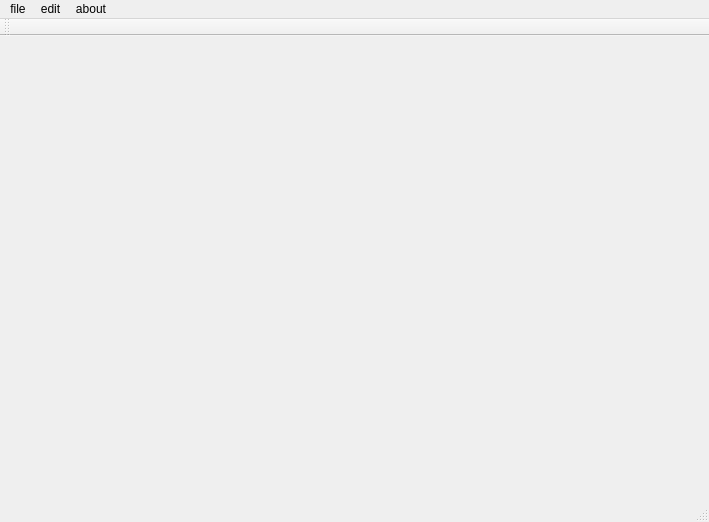
This is imgprocess/shell/ui/mainwindow.ui in wuyougongzi/imgProcess as Qt 5 draws it before an edit. The edited form follows.
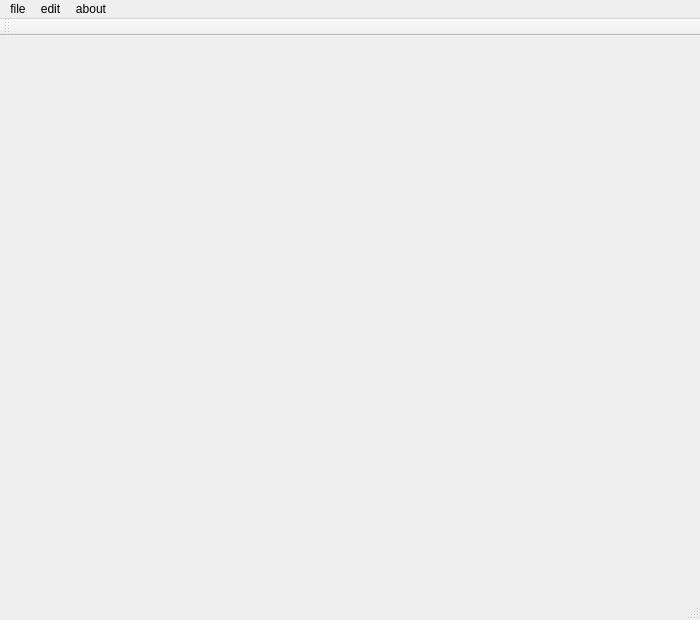
This is the edited form.

```diff
--- a/imgprocess/shell/ui/mainwindow.ui
+++ b/imgprocess/shell/ui/mainwindow.ui
@@ -6,8 +6,8 @@
    <rect>
     <x>0</x>
     <y>0</y>
-    <width>709</width>
-    <height>522</height>
+    <width>700</width>
+    <height>620</height>
    </rect>
   </property>
   <property name="windowTitle">
@@ -20,7 +20,7 @@
     <rect>
      <x>0</x>
      <y>0</y>
-     <width>709</width>
+     <width>700</width>
      <height>23</height>
     </rect>
    </property>
```
